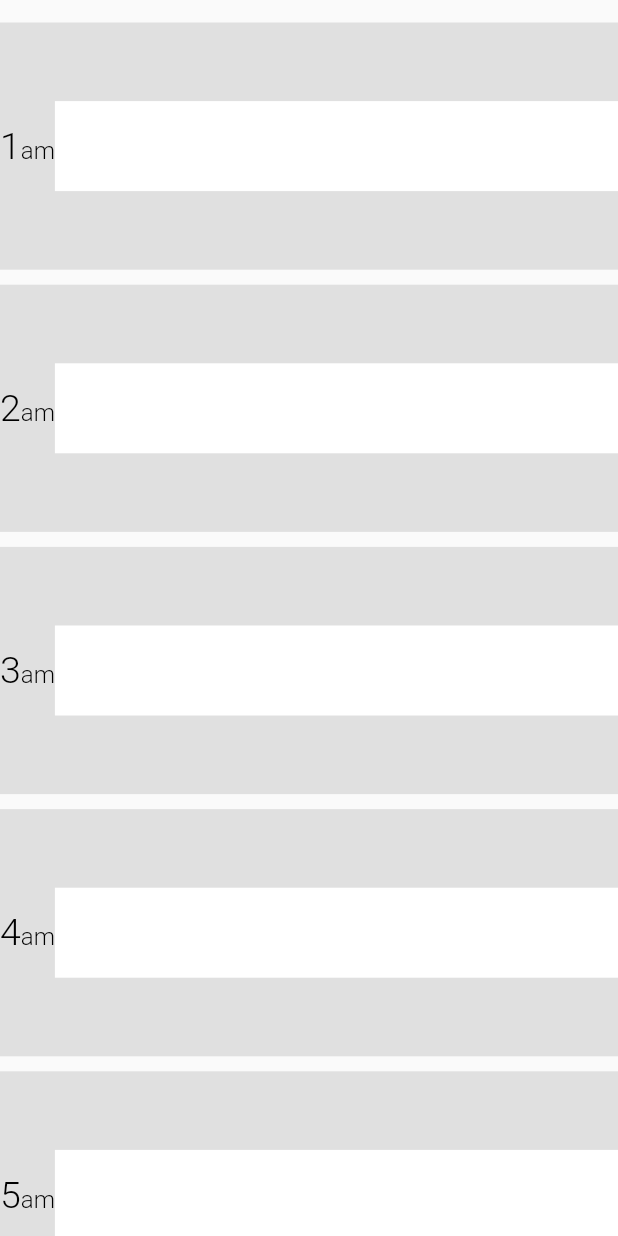
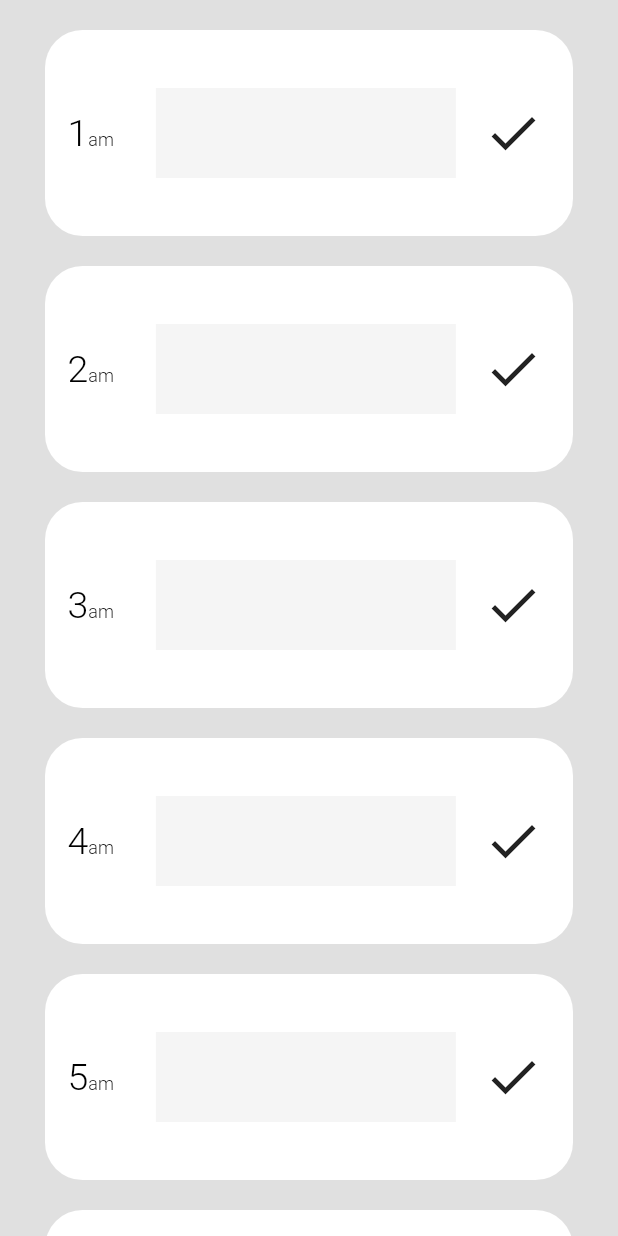
Before and after one commit to MatthieuNadeau96/simple_hour, a Flutter app: the screen it shows after launch, on a phone screen of 412 x 824 dp. Run offline on Flutter 3.47's test engine with Material 2 defaults, Android fonts, the light colour scheme and no system bars; drawn by our look-alikes of scroll_to_index.

Commit message:
Added some styling

```diff
--- a/lib/main.dart
+++ b/lib/main.dart
@@ -12,6 +12,7 @@ class MyApp extends StatelessWidget {
       title: 'Flutter Demo',
       theme: ThemeData(
         primarySwatch: Colors.blue,
+        canvasColor: Colors.grey[300],
         visualDensity: VisualDensity.adaptivePlatformDensity,
       ),
       home: HomeScreen(),
--- a/lib/screens/home_screen.dart
+++ b/lib/screens/home_screen.dart
@@ -23,7 +23,7 @@ class _HomeScreenState extends State<HomeScreen> {
     print(currentHourOfDay);
     _autoScrollController.scrollToIndex(
       10,
-      preferPosition: AutoScrollPosition.middle,
+      preferPosition: AutoScrollPosition.begin,
       duration: Duration(milliseconds: 2000),
     );
   }
@@ -32,8 +32,13 @@ class _HomeScreenState extends State<HomeScreen> {
   Widget build(BuildContext context) {
     Size screenSize = MediaQuery.of(context).size;
     return Scaffold(
-      body: SingleChildScrollView(
+      body: SafeArea(
+        child: SingleChildScrollView(
           child: Container(
+            padding: EdgeInsets.symmetric(
+              horizontal: 30,
+              // vertical: 30,
+            ),
             height: screenSize.height,
             width: screenSize.width,
             child: Column(
@@ -49,14 +54,28 @@ class _HomeScreenState extends State<HomeScreen> {
                         controller: _autoScrollController,
                         index: i,
                         child: Container(
-                        height: screenSize.height / 5,
-                        margin: EdgeInsets.symmetric(vertical: 5),
-                        color: Colors.grey[300],
+                          height: screenSize.height / 6,
+                          width: 200,
+                          decoration: BoxDecoration(
+                            border: i + 1 == currentHourOfDay
+                                ? Border.all(
+                                    color: Colors.grey,
+                                    width: 2,
+                                  )
+                                : null,
+                            color: Colors.white,
+                            borderRadius: BorderRadius.circular(25),
+                          ),
+                          margin: EdgeInsets.symmetric(vertical: 10),
+                          child: Container(
+                            padding: EdgeInsets.symmetric(horizontal: 15),
                             child: Row(
                               crossAxisAlignment: CrossAxisAlignment.center,
-                          mainAxisAlignment: MainAxisAlignment.spaceBetween,
+                              mainAxisAlignment: MainAxisAlignment.start,
                               children: [
-                            RichText(
+                                Container(
+                                  margin: EdgeInsets.only(right: 15),
+                                  child: RichText(
                                     text: TextSpan(
                                         text: '${hours[i].hour}',
                                         style: TextStyle(
@@ -68,15 +87,18 @@ class _HomeScreenState extends State<HomeScreen> {
                                           TextSpan(
                                             text: '${hours[i].meridiem}',
                                             style: TextStyle(
-                                        fontSize: 16,
+                                              fontSize: 12,
                                             ),
                                           ),
                                         ]),
                                   ),
-                            Flexible(
+                                ),
+                                Expanded(
+                                  child: Center(
                                     child: Container(
+                                      width: 200,
                                       height: 60,
-                                color: Colors.white,
+                                      color: Colors.grey[100],
                                       child: TextField(
                                         decoration: InputDecoration(
                                           border: InputBorder.none,
@@ -84,7 +106,18 @@ class _HomeScreenState extends State<HomeScreen> {
                                       ),
                                     ),
                                   ),
+                                ),
+                                Container(
+                                  // color: Colors.blue[100],
+                                  height: 50,
+                                  width: 50,
+                                  child: Icon(
+                                    Icons.check,
+                                    size: 40,
+                                  ),
+                                ),
                               ],
+                            ),
                           ),
                         ),
                       ),
@@ -95,6 +128,7 @@ class _HomeScreenState extends State<HomeScreen> {
             ),
           ),
         ),
+      ),
     );
   }
 }
```
Lines whose indentation alone changed are shown as unchanged.
